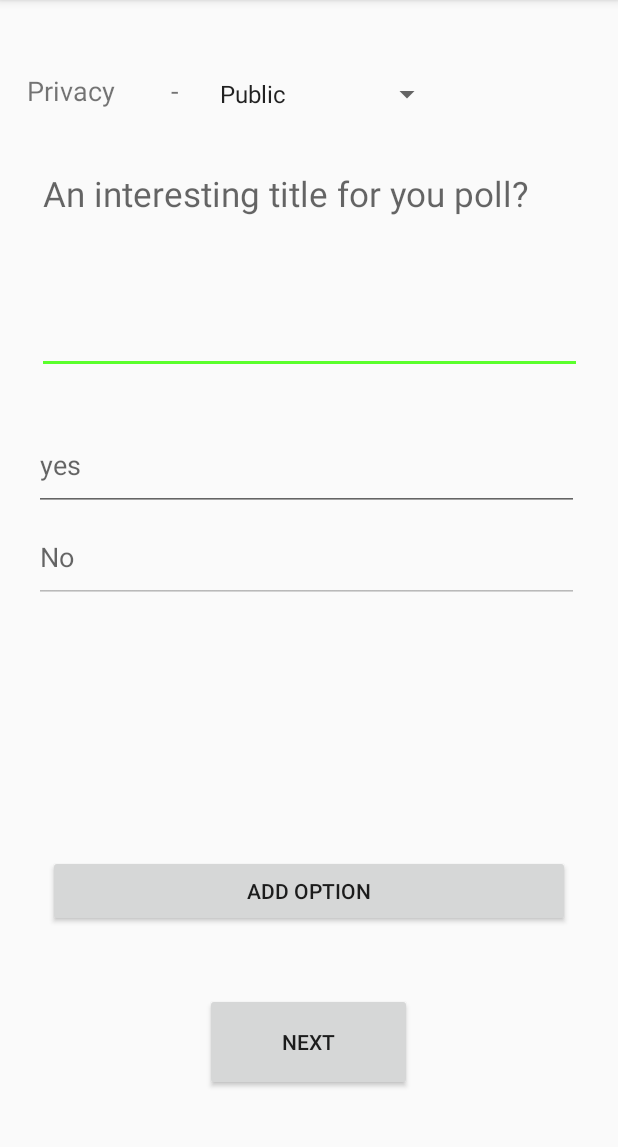
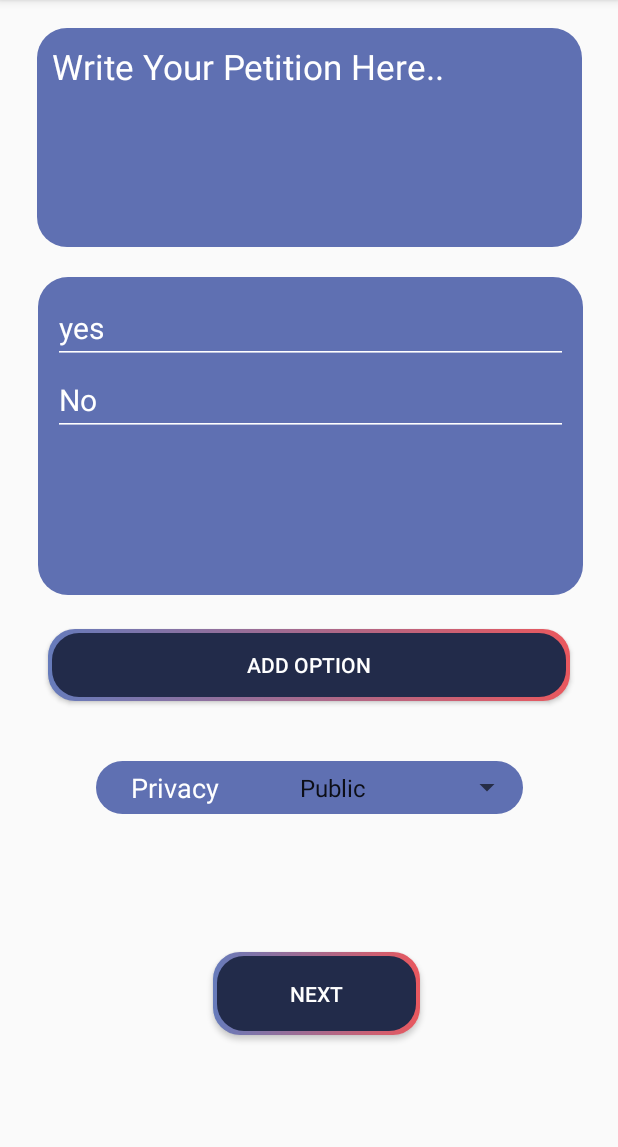
Before and after one commit to divyamsavsaviya/Opinion-Box-Application, an Android app: the AddPollOptionActivity screen opened directly, with no data from a screen before it, on a phone screen of 412 x 824 dp, the part 84-1231 px from its top. Run offline under Robolectric (Android 15) with nearby library versions, the phone set to English and light mode, and no system bars; our stand-ins replace Firebase (no records; nobody signed in at launch, a user with empty details on screens opened directly); 1 statement that could not run was skipped.

Commit message:
Opinion Box

```diff
--- /dev/null
+++ b/app/src/main/res/drawable-v24/privacy_drawable.xml
@@ -0,0 +1,14 @@
+<?xml version="1.0" encoding="utf-8"?>
+<shape xmlns:android="http://schemas.android.com/apk/res/android">
+    android:shape="rectangle">
+
+    <corners android:radius="20dp"/>
+
+    <gradient
+        android:angle="180"
+        android:type="linear"
+        android:startColor="#5f70b2"
+        android:endColor="#5f70b2"
+        android:useLevel="false"/>
+
+</shape>
--- /dev/null
+++ b/app/src/main/res/drawable-v24/rounded_button.xml
@@ -0,0 +1,25 @@
+<?xml version="1.0" encoding="utf-8"?>
+<layer-list xmlns:android="http://schemas.android.com/apk/res/android">
+    <item>
+        <shape android:shape="rectangle" >
+            <gradient
+                android:angle="180"
+                android:endColor="#667bbb"
+                android:startColor="#e9585e"
+                android:type="linear" />
+
+            <corners android:radius="18dp" />
+        </shape>
+    </item>
+    <item
+        android:bottom="3dp"
+        android:left="3dp"
+        android:right="3dp"
+        android:top="3dp">
+        <shape android:shape="rectangle" >
+            <solid android:color="#222b4a" />
+
+            <corners android:radius="18dp" />
+        </shape>
+    </item>
+</layer-list>
--- a/app/src/main/res/layout/activity_add_poll_option.xml
+++ b/app/src/main/res/layout/activity_add_poll_option.xml
@@ -11,25 +11,33 @@
         android:layout_width="363dp"
         android:layout_height="146dp"
         android:layout_marginLeft="5dp"
-        android:layout_marginTop="45dp"
         android:layout_marginRight="5dp"
+        android:background="@drawable/privacy_drawable"
         android:ems="10"
         android:gravity="start|top"
-        android:hint="An interesting title for you poll?"
+        android:hint="Write Your Petition Here.. "
         android:inputType="textMultiLine"
+        android:padding="10dp"
+        android:singleLine="true"
+        android:textColorHint="#FFFFFF"
+        android:textColor="#FFFFFF"
         android:textSize="23sp"
+        android:theme="@style/MyEditTextTheme"
         app:layout_constraintBottom_toBottomOf="parent"
         app:layout_constraintEnd_toEndOf="parent"
         app:layout_constraintStart_toStartOf="parent"
         app:layout_constraintTop_toTopOf="parent"
-        app:layout_constraintVertical_bias="0.100000024" />
+        app:layout_constraintVertical_bias="0.029999971" />
 
     <LinearLayout
         android:id="@+id/linearLayout2"
         android:layout_width="363dp"
-        android:layout_height="245dp"
-        android:layout_marginTop="30dp"
+        android:layout_height="wrap_content"
+        android:layout_marginLeft="5dp"
+        android:layout_marginTop="20dp"
+        android:background="@drawable/privacy_drawable"
         android:orientation="vertical"
+        android:padding="10dp"
         app:layout_constraintEnd_toEndOf="parent"
         app:layout_constraintHorizontal_bias="0.464"
         app:layout_constraintStart_toStartOf="parent"
@@ -42,7 +50,11 @@
             android:layout_weight="1"
             android:ems="10"
             android:hint="yes"
-            android:inputType="textPersonName" />
+            android:inputType="textPersonName"
+            android:textColor="#FFFFFF"
+            android:textColorHint="#FFFFFF"
+            android:theme="@style/MyEditTextTheme"
+            android:singleLine="true"/>
 
         <EditText
             android:id="@+id/option2"
@@ -52,6 +64,10 @@
             android:ems="10"
             android:hint="No"
             android:inputType="textPersonName"
+            android:textColor="#FFFFFF"
+            android:textColorHint="#FFFFFF"
+            android:theme="@style/MyEditTextTheme"
+            android:singleLine="true"
             app:layout_constraintBottom_toBottomOf="parent"
             app:layout_constraintTop_toTopOf="parent" />
 
@@ -63,6 +79,10 @@
             android:ems="10"
             android:hint="option 3"
             android:inputType="textPersonName"
+            android:textColor="#FFFFFF"
+            android:textColorHint="#FFFFFF"
+            android:theme="@style/MyEditTextTheme"
+            android:singleLine="true"
             android:visibility="invisible" />
 
         <EditText
@@ -73,6 +93,10 @@
             android:ems="10"
             android:hint="option 4"
             android:inputType="textPersonName"
+            android:textColor="#FFFFFF"
+            android:textColorHint="#FFFFFF"
+            android:theme="@style/MyEditTextTheme"
+            android:singleLine="true"
             android:visibility="invisible" />
     </LinearLayout>
 
@@ -81,37 +105,72 @@
         android:layout_width="0dp"
         android:layout_height="wrap_content"
         android:layout_marginStart="32dp"
-        android:layout_marginTop="45dp"
         android:layout_marginEnd="32dp"
+        android:background="@drawable/rounded_button"
         android:onClick="addnewoption"
         android:text="Add Option"
+        android:textColor="#FFFFFF"
+        app:layout_constraintBottom_toBottomOf="parent"
         app:layout_constraintEnd_toEndOf="parent"
+        app:layout_constraintHorizontal_bias="0.0"
         app:layout_constraintStart_toStartOf="parent"
-        app:layout_constraintTop_toBottomOf="@+id/linearLayout2" />
+        app:layout_constraintTop_toBottomOf="@+id/linearLayout2"
+        app:layout_constraintVertical_bias="0.06999999" />
 
     <Button
         android:id="@+id/btnnext"
         android:layout_width="138dp"
-        android:layout_height="65dp"
+        android:layout_height="55dp"
         android:layout_marginStart="132dp"
-        android:layout_marginLeft="132dp"
-        android:layout_marginTop="40dp"
         android:layout_marginEnd="132dp"
-        android:layout_marginRight="132dp"
+        android:background="@drawable/rounded_button"
         android:onClick="goToTargetFilter"
         android:text="Next"
+        android:textColor="#FFFFFF"
         app:layout_constraintBottom_toBottomOf="parent"
         app:layout_constraintEnd_toEndOf="parent"
-        app:layout_constraintHorizontal_bias="0.498"
+        app:layout_constraintHorizontal_bias="1.0"
         app:layout_constraintStart_toStartOf="parent"
-        app:layout_constraintTop_toBottomOf="@+id/btnaddrow"
-        app:layout_constraintVertical_bias="0.084" />
+        app:layout_constraintTop_toTopOf="parent"
+        app:layout_constraintVertical_bias="0.891" />
+
+    <LinearLayout
+
+        android:id="@+id/linearLayout3"
+        android:layout_width="wrap_content"
+        android:layout_height="35dp"
+        android:background="@drawable/privacy_drawable"
+        android:orientation="horizontal"
+        app:layout_constraintBottom_toBottomOf="parent"
+        app:layout_constraintEnd_toEndOf="parent"
+        app:layout_constraintStart_toStartOf="parent"
+        app:layout_constraintTop_toBottomOf="@+id/linearLayout2"
+        app:layout_constraintVertical_bias="0.32999998">
+
+
+        <TextView
+            android:id="@+id/textView5"
+            android:layout_width="100dp"
+            android:layout_height="35dp"
+            android:layout_gravity="center"
+            android:layout_weight="1"
+            android:gravity="center"
+            android:text=" Privacy"
+            android:textColor="#FFFFFF"
+            android:textSize="18sp"
+            app:layout_constraintBottom_toTopOf="@+id/posttxt"
+            app:layout_constraintEnd_toStartOf="@+id/spinner3"
+            app:layout_constraintStart_toStartOf="parent"
+            app:layout_constraintTop_toTopOf="parent"
+            app:layout_constraintVertical_bias="0.626" />
 
         <Spinner
             android:id="@+id/spinner3"
             android:layout_width="wrap_content"
             android:layout_height="wrap_content"
-        android:layout_marginTop="25dp"
+            android:layout_gravity="center"
+            android:layout_weight="1"
+            android:layout_marginLeft="20dp"
             app:layout_constraintBottom_toTopOf="@+id/posttxt"
             app:layout_constraintEnd_toEndOf="parent"
             app:layout_constraintHorizontal_bias="0.528"
@@ -119,18 +178,6 @@
             app:layout_constraintTop_toTopOf="parent"
             app:layout_constraintVertical_bias="0.44" />
 
-    <TextView
-        android:id="@+id/textView5"
-        android:layout_width="wrap_content"
-        android:layout_height="wrap_content"
-        android:layout_marginBottom="2dp"
-        android:text=" Privacy        -"
-        android:textSize="18sp"
-        app:layout_constraintBottom_toTopOf="@+id/posttxt"
-        app:layout_constraintEnd_toStartOf="@+id/spinner3"
-        app:layout_constraintHorizontal_bias="0.529"
-        app:layout_constraintStart_toStartOf="parent"
-        app:layout_constraintTop_toTopOf="parent"
-        app:layout_constraintVertical_bias="0.626" />
+    </LinearLayout>
 
 </androidx.constraintlayout.widget.ConstraintLayout>
--- a/app/src/main/res/values/styles.xml
+++ b/app/src/main/res/values/styles.xml
@@ -19,4 +19,11 @@
         <item name="android:windowBackground">@color/material_green_50</item>
     </style>
 
+    <style name="MyEditTextTheme">
+        <item name="colorControlNormal">#FFFFFF</item>
+        <item name="colorControlActivated">#FFFFFF</item>
+        <item name="colorControlHighlight">#FFFFFF</item>
+        <item name="android:textSize">20sp</item>
+    </style>
+
 </resources>
```
Also changed, not shown: app/src/main/res/layout/activity_add_event_option.xml (+48 -7 lines), app/src/main/res/layout/activity_add_post_main.xml (+17 -12 lines), app/src/main/res/layout/activity_target_filter.xml (+36 -15 lines). Lines whose indentation alone changed are shown as unchanged.
